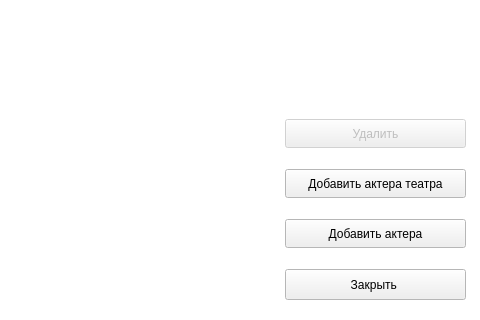
This is editdialog.ui in al1na-am1rova/Amirova_qt6 as Qt 5 draws it before an edit; both pictures show x 665 to 1145 and y 361 to 681 of the 1145 by 681 pixel window. The edited form follows.
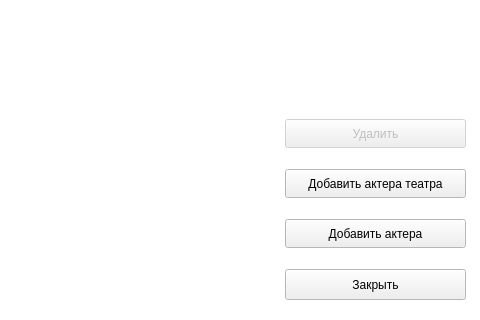
This is the edited form.

Diff of the .ui file:
```diff
--- a/editdialog.ui
+++ b/editdialog.ui
@@ -127,7 +127,7 @@
     </rect>
    </property>
    <property name="text">
-    <string>Закрыть </string>
+    <string>Закрыть</string>
    </property>
   </widget>
   <widget class="QPushButton" name="add_actor_button">
```
Left out of the diff: 8 changed lines with no effect on the pictures.
